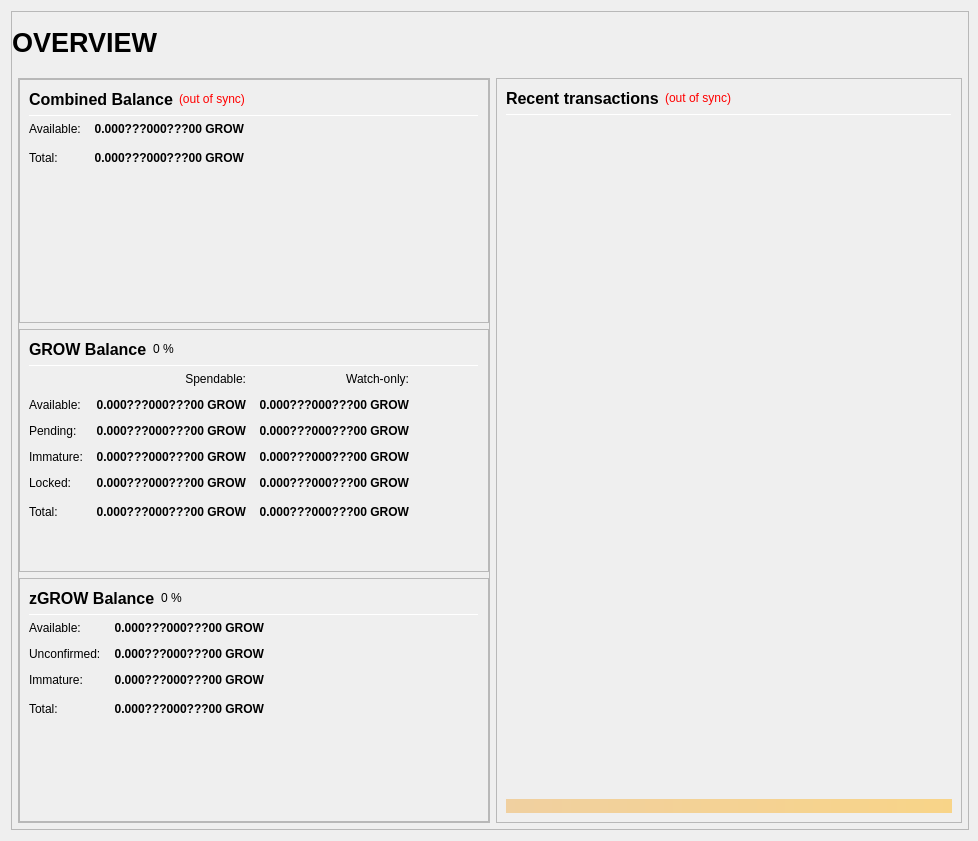
This is src/qt/forms/overviewpage.ui in nashanas/Grow as Qt 5 draws it before an edit. The edited form follows.
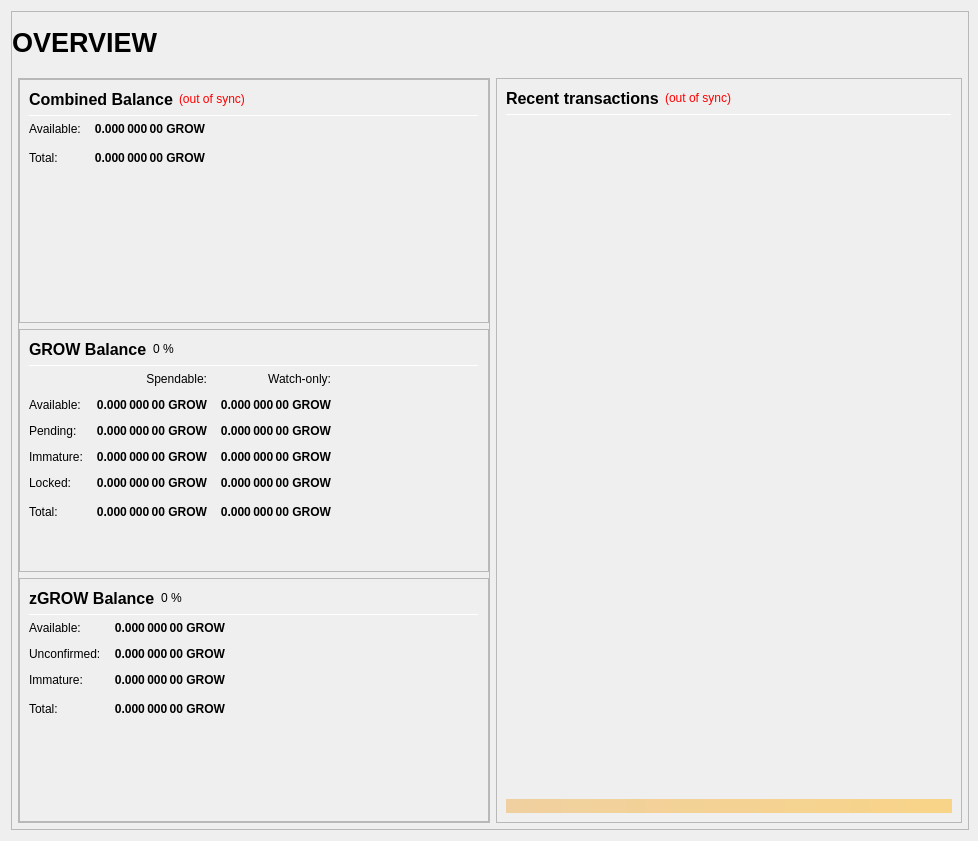
This is the edited form.

What changed in the file:
```diff
--- a/src/qt/forms/overviewpage.ui
+++ b/src/qt/forms/overviewpage.ui
@@ -333,7 +333,7 @@
                           <string>Your current spendable balance</string>
                          </property>
                          <property name="text">
-                          <string notr="true">0.000???000???00 GROW</string>
+                          <string notr="true">0.000 000 00 GROW</string>
                          </property>
                          <property name="alignment">
                           <set>Qt::AlignRight|Qt::AlignTrailing|Qt::AlignVCenter</set>
@@ -365,7 +365,7 @@
                           <string>Total Balance, including all unavailable coins.</string>
                          </property>
                          <property name="text">
-                          <string notr="true">0.000???000???00 GROW</string>
+                          <string notr="true">0.000 000 00 GROW</string>
                          </property>
                          <property name="alignment">
                           <set>Qt::AlignRight|Qt::AlignTrailing|Qt::AlignVCenter</set>
@@ -525,7 +525,7 @@
                           <string>Your current spendable balance</string>
                          </property>
                          <property name="text">
-                          <string notr="true">0.000???000???00 GROW</string>
+                          <string notr="true">0.000 000 00 GROW</string>
                          </property>
                          <property name="alignment">
                           <set>Qt::AlignRight|Qt::AlignTrailing|Qt::AlignVCenter</set>
@@ -550,7 +550,7 @@
                           <string>Your current balance in watch-only addresses</string>
                          </property>
                          <property name="text">
-                          <string notr="true">0.000???000???00 GROW</string>
+                          <string notr="true">0.000 000 00 GROW</string>
                          </property>
                          <property name="alignment">
                           <set>Qt::AlignRight|Qt::AlignTrailing|Qt::AlignVCenter</set>
@@ -582,7 +582,7 @@
                           <string>Total of transactions that have yet to be confirmed, and do not yet count toward the spendable balance</string>
                          </property>
                          <property name="text">
-                          <string notr="true">0.000???000???00 GROW</string>
+                          <string notr="true">0.000 000 00 GROW</string>
                          </property>
                          <property name="alignment">
                           <set>Qt::AlignRight|Qt::AlignTrailing|Qt::AlignVCenter</set>
@@ -607,7 +607,7 @@
                           <string>Unconfirmed transactions to watch-only addresses</string>
                          </property>
                          <property name="text">
-                          <string notr="true">0.000???000???00 GROW</string>
+                          <string notr="true">0.000 000 00 GROW</string>
                          </property>
                          <property name="alignment">
                           <set>Qt::AlignRight|Qt::AlignTrailing|Qt::AlignVCenter</set>
@@ -639,7 +639,7 @@
                           <string>Staked or masternode rewards that has not yet matured</string>
                          </property>
                          <property name="text">
-                          <string notr="true">0.000???000???00 GROW</string>
+                          <string notr="true">0.000 000 00 GROW</string>
                          </property>
                          <property name="alignment">
                           <set>Qt::AlignRight|Qt::AlignTrailing|Qt::AlignVCenter</set>
@@ -664,7 +664,7 @@
                           <string>Staked or masternode rewards in watch-only addresses that has not yet matured</string>
                          </property>
                          <property name="text">
-                          <string notr="true">0.000???000???00 GROW</string>
+                          <string notr="true">0.000 000 00 GROW</string>
                          </property>
                          <property name="alignment">
                           <set>Qt::AlignRight|Qt::AlignTrailing|Qt::AlignVCenter</set>
@@ -699,7 +699,7 @@
                           <string>Locked GROW or Masternode collaterals. These are excluded from zGROW minting.</string>
                          </property>
                          <property name="text">
-                          <string notr="true">0.000???000???00 GROW</string>
+                          <string notr="true">0.000 000 00 GROW</string>
                          </property>
                          <property name="alignment">
                           <set>Qt::AlignRight|Qt::AlignTrailing|Qt::AlignVCenter</set>
@@ -724,7 +724,7 @@
                           <string>Current locked balance in watch-only addresses</string>
                          </property>
                          <property name="text">
-                          <string notr="true">0.000???000???00 GROW</string>
+                          <string notr="true">0.000 000 00 GROW</string>
                          </property>
                          <property name="alignment">
                           <set>Qt::AlignRight|Qt::AlignTrailing|Qt::AlignVCenter</set>
@@ -759,7 +759,7 @@
                           <string>Your current GROW balance, unconfirmed and immature transactions included</string>
                          </property>
                          <property name="text">
-                          <string notr="true">0.000???000???00 GROW</string>
+                          <string notr="true">0.000 000 00 GROW</string>
                          </property>
                          <property name="alignment">
                           <set>Qt::AlignRight|Qt::AlignTrailing|Qt::AlignVCenter</set>
@@ -784,7 +784,7 @@
                           <string>Current total balance in watch-only addresses</string>
                          </property>
                          <property name="text">
-                          <string notr="true">0.000???000???00 GROW</string>
+                          <string notr="true">0.000 000 00 GROW</string>
                          </property>
                          <property name="alignment">
                           <set>Qt::AlignRight|Qt::AlignTrailing|Qt::AlignVCenter</set>
@@ -926,7 +926,7 @@
 These zGROW are spendable.</string>
                          </property>
                          <property name="text">
-                          <string notr="true">0.000???000???00 GROW</string>
+                          <string notr="true">0.000 000 00 GROW</string>
                          </property>
                          <property name="alignment">
                           <set>Qt::AlignRight|Qt::AlignTrailing|Qt::AlignVCenter</set>
@@ -957,7 +957,7 @@
 Immature: confirmed, but less than 1 mint of the same denomination after it was minted</string>
                          </property>
                          <property name="text">
-                          <string notr="true">0.000???000???00 GROW</string>
+                          <string notr="true">0.000 000 00 GROW</string>
                          </property>
                          <property name="alignment">
                           <set>Qt::AlignRight|Qt::AlignTrailing|Qt::AlignVCenter</set>
@@ -988,7 +988,7 @@
 Immature: confirmed, but less than 1 mint of the same denomination after it was minted</string>
                          </property>
                          <property name="text">
-                          <string notr="true">0.000???000???00 GROW</string>
+                          <string notr="true">0.000 000 00 GROW</string>
                          </property>
                          <property name="alignment">
                           <set>Qt::AlignRight|Qt::AlignTrailing|Qt::AlignVCenter</set>
@@ -1020,7 +1020,7 @@
                           <string>Your current zGROW balance, unconfirmed and immature zGROW included.</string>
                          </property>
                          <property name="text">
-                          <string notr="true">0.000???000???00 GROW</string>
+                          <string notr="true">0.000 000 00 GROW</string>
                          </property>
                          <property name="alignment">
                           <set>Qt::AlignRight|Qt::AlignTrailing|Qt::AlignVCenter</set>
```
